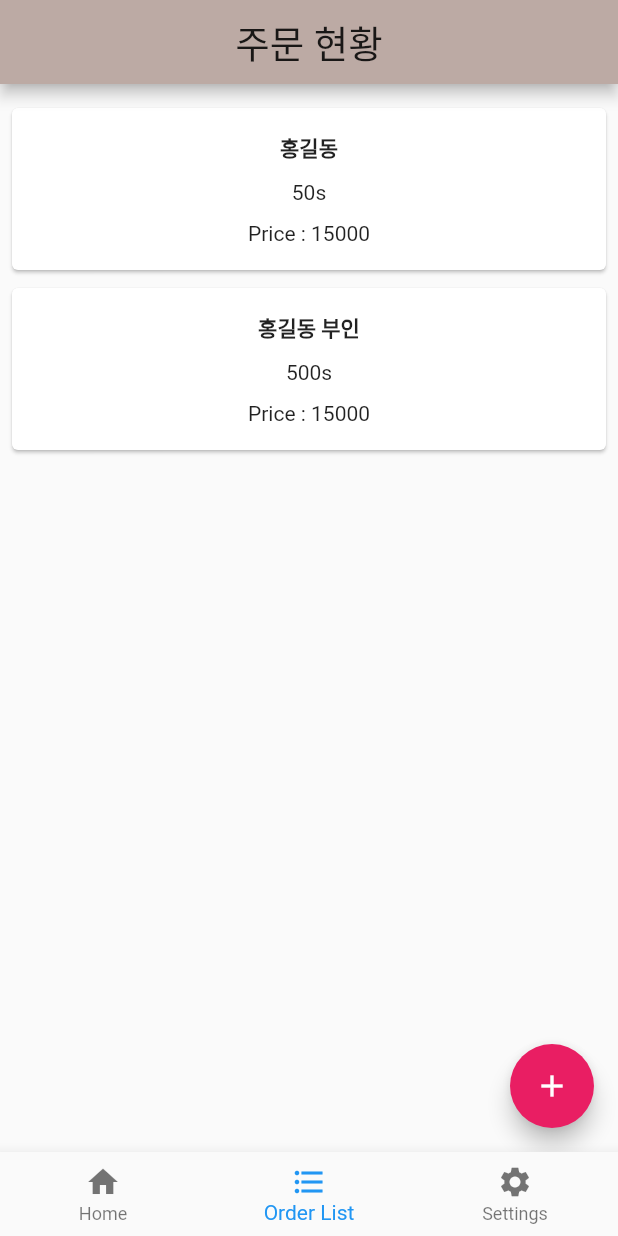
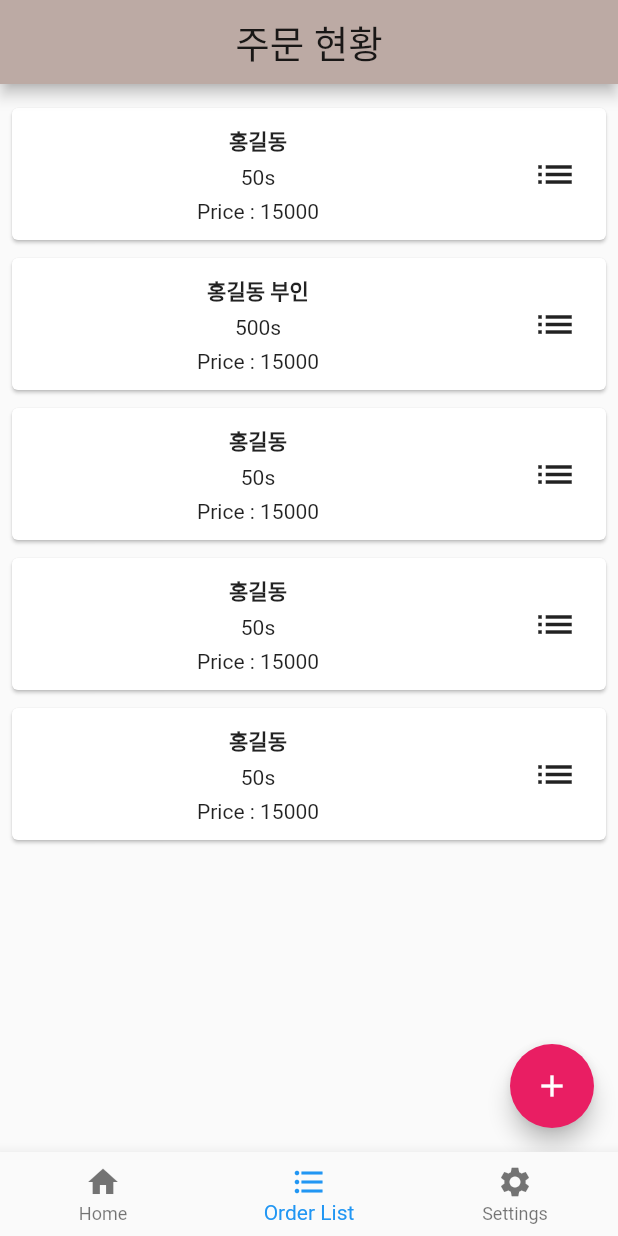
Before and after one commit to ungchun/capstoneDesignStore, a Flutter app: the screen it shows after launch, item 2 of the bottom bar chosen, on a phone screen of 412 x 824 dp. Run offline on Flutter 3.47's test engine with Material 2 defaults, Android fonts, the phone set to English and light mode, and no system bars.

Commit message:
20_10_10_02

```diff
--- /dev/null
+++ b/capstone_store/lib/order/breakdown_form.dart
@@ -0,0 +1,93 @@
+import 'package:flutter/material.dart';
+
+import 'order_button.dart';
+
+class Breakdown extends StatefulWidget {
+  Breakdown(
+      {Key key,
+      this.customer,
+      this.sum_price,
+      this.order_time,
+      this.order_list,
+      this.memo})
+      : super(key: key);
+  final String customer;
+  final String sum_price;
+  final String order_time;
+  final List<String> order_list;
+  final String memo;
+  @override
+  _BreakdownState createState() => _BreakdownState();
+}
+
+class _BreakdownState extends State<Breakdown> {
+  @override
+  Widget build(BuildContext context) {
+    return Container(
+      padding: EdgeInsets.all(2),
+      height: 100,
+      child: Card(
+        child: Row(
+          mainAxisAlignment: MainAxisAlignment.spaceEvenly,
+          children: [
+            Expanded(
+                child: Container(
+              padding: EdgeInsets.all(5),
+              child: Column(
+                mainAxisAlignment: MainAxisAlignment.spaceEvenly,
+                children: [
+                  Text(
+                    widget.customer,
+                    style: TextStyle(fontWeight: FontWeight.bold),
+                  ),
+                  Text(widget.order_time),
+                  Text('Price : ' + widget.sum_price),
+                ],
+              ),
+            )),
+            Padding(
+              padding: EdgeInsets.all(5),
+              child: GestureDetectorButton(),
+            )
+          ],
+        ),
+      ),
+    );
+  }
+}
+
+class Detail extends State<Breakdown> {
+  @override
+  Widget build(BuildContext context) {
+    return Container(
+      padding: EdgeInsets.all(2),
+      height: 100,
+      child: Card(
+        child: Row(
+          mainAxisAlignment: MainAxisAlignment.spaceEvenly,
+          children: [
+            Expanded(
+                child: Container(
+              padding: EdgeInsets.all(5),
+              child: Column(
+                mainAxisAlignment: MainAxisAlignment.spaceEvenly,
+                children: [
+                  Text(
+                    widget.customer,
+                    style: TextStyle(fontWeight: FontWeight.bold),
+                  ),
+                  Text(widget.order_time),
+                  Text('Price : ' + widget.sum_price),
+                ],
+              ),
+            )),
+            Padding(
+              padding: EdgeInsets.all(5),
+              child: GestureDetectorButton(),
+            )
+          ],
+        ),
+      ),
+    );
+  }
+}
--- a/capstone_store/lib/order/order_List.dart
+++ b/capstone_store/lib/order/order_List.dart
@@ -1,5 +1,6 @@
 import 'package:flutter/material.dart';
-import 'order_breakdown.dart';
+
+import 'breakdown_form.dart';
 
 class Order_List extends StatefulWidget {
   @override
@@ -18,12 +19,32 @@ class _Order_ListState extends State<Order_List> {
             customer: '홍길동',
             sum_price: '15000',
             order_time: '50s',
+            memo: '맛있게',
           ),
           Breakdown(
             customer: '홍길동 부인',
             sum_price: '15000',
             order_time: '500s',
-          )
+            memo: '기가막히게',
+          ),
+          Breakdown(
+            customer: '홍길동',
+            sum_price: '15000',
+            order_time: '50s',
+            memo: '맛있게',
+          ),
+          Breakdown(
+            customer: '홍길동',
+            sum_price: '15000',
+            order_time: '50s',
+            memo: '맛있게',
+          ),
+          Breakdown(
+            customer: '홍길동',
+            sum_price: '15000',
+            order_time: '50s',
+            memo: '맛있게',
+          ),
         ],
       ),
     );
--- a/capstone_store/lib/order/order_breakdown.dart
+++ /dev/null
@@ -1,49 +0,0 @@
-import 'package:flutter/material.dart';
-
-class Breakdown extends StatefulWidget {
-  Breakdown(
-      {Key key,
-      this.customer,
-      this.sum_price,
-      this.order_time,
-      this.order_list})
-      : super(key: key);
-  final String customer;
-  final String sum_price;
-  final String order_time;
-  final List<String> order_list;
-  @override
-  _BreakdownState createState() => _BreakdownState();
-}
-
-class _BreakdownState extends State<Breakdown> {
-  @override
-  Widget build(BuildContext context) {
-    return Container(
-      padding: EdgeInsets.all(2),
-      height: 120,
-      child: Card(
-        child: Row(
-          mainAxisAlignment: MainAxisAlignment.spaceEvenly,
-          children: [
-            Expanded(
-                child: Container(
-              padding: EdgeInsets.all(5),
-              child: Column(
-                mainAxisAlignment: MainAxisAlignment.spaceEvenly,
-                children: [
-                  Text(
-                    widget.customer,
-                    style: TextStyle(fontWeight: FontWeight.bold),
-                  ),
-                  Text(widget.order_time),
-                  Text('Price : ' + widget.sum_price)
-                ],
-              ),
-            ))
-          ],
-        ),
-      ),
-    );
-  }
-}
--- /dev/null
+++ b/capstone_store/lib/order/order_button.dart
@@ -0,0 +1,40 @@
+import 'package:capstone_store/order/breakdown_form.dart';
+import 'package:flutter/material.dart';
+
+class GestureDetectorButton extends StatefulWidget {
+  @override
+  _GestureDetectorButtonState createState() => _GestureDetectorButtonState();
+}
+
+class _GestureDetectorButtonState extends State<GestureDetectorButton> {
+  @override
+  Widget build(BuildContext context) {
+    return GestureDetector(
+      onTap: () {
+        print('tap');
+      },
+      child: Container(
+        padding: EdgeInsets.all(5),
+        child: Center(
+          child: Column(
+            mainAxisAlignment: MainAxisAlignment.center,
+            children: [
+              IconButton(
+                  icon: Icon(
+                    Icons.list,
+                    size: 30,
+                  ),
+                  onPressed: () {
+                    Navigator.push(
+                        context, MaterialPageRoute(builder: (context) => null));
+                  })
+            ],
+          ),
+        ),
+        decoration: BoxDecoration(
+          borderRadius: BorderRadius.circular(5),
+        ),
+      ),
+    );
+  }
+}
```
Also changed, not shown: capstone_store/lib/order/insert_breakdown.dart (+7 -5 lines).
